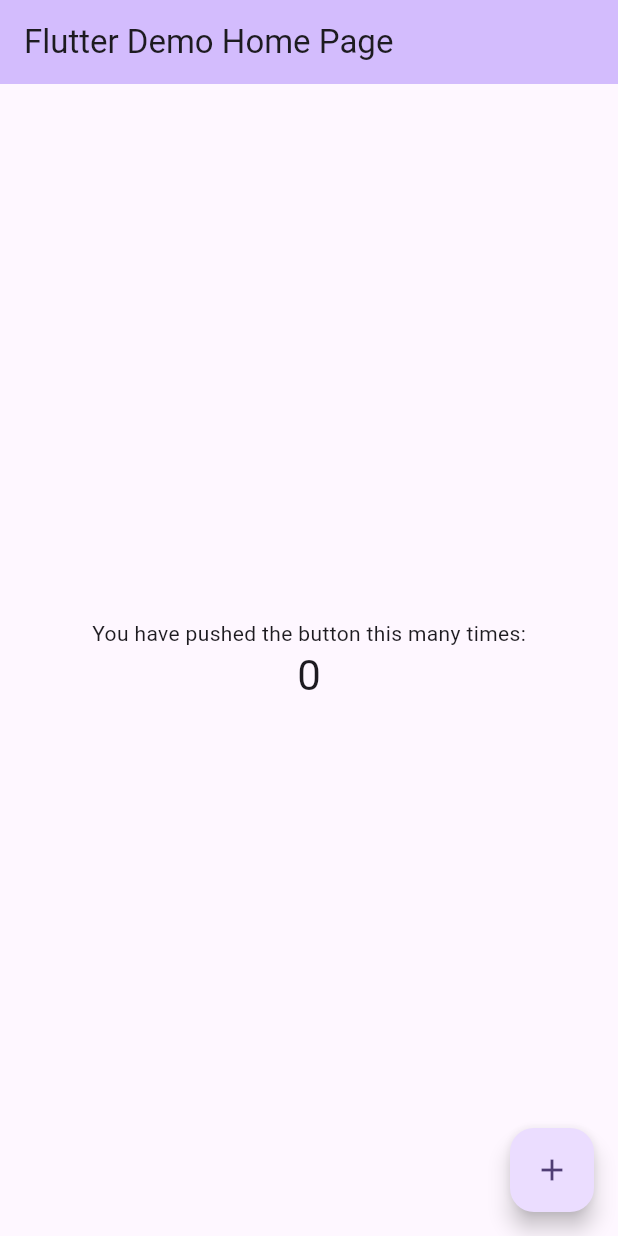
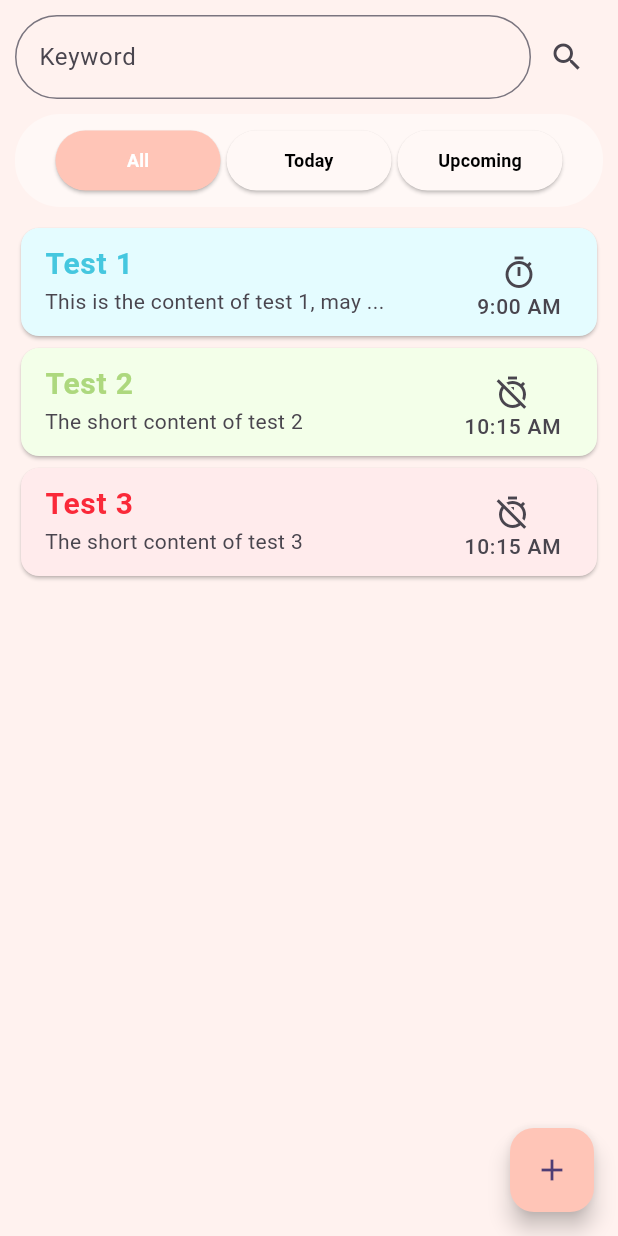
Before and after one commit to Nnhuy6935/TodoApp, a Flutter app: the screen it shows after launch, on a phone screen of 412 x 824 dp. Run offline on Flutter 3.47's test engine with Material 3 defaults, Android fonts, the phone set to English and light mode, and no system bars.

Commit message:
add home and add new task function

```diff
--- /dev/null
+++ b/lib/Components/ColorStyle.dart
@@ -0,0 +1,16 @@
+import 'package:flutter/material.dart';
+
+class Colorstyle {
+  Color bgColor = Color(0xfffff2ef);
+  Color btnColor = Color(0xffffc5b7);
+  Color btnLightColor = Color(0xfffff8f6);
+  Color highlightColor = Color(0xff7897f1);
+  Color textColor1 = Colors.white;
+  Color textColor2 = Colors.black;
+  Color doneTaskColor = Color(0xffadd87e);
+  Color doneTaskLightColor = Color(0xfff3ffe9);
+  Color upcommingTaskColor = Color(0xff45c7df);
+  Color upcommingTaskLightColor = Color(0xffe4fcff);
+  Color overdueTaskColor = Color(0xfffa2939);
+  Color overdueTaskLightColor = Color(0xffffebec);
+}
--- /dev/null
+++ b/lib/Components/HelperUtil.dart
@@ -0,0 +1,35 @@
+import 'dart:math';
+
+class Helperutil {
+  String convertDate(DateTime input){
+    String output = "";
+    DateTime today = DateTime.now();
+    if(input.year == today.year && input.month == today.month && input.day == today.day){
+      return "Today".toString();
+    }
+    if(input.year == today.year && input.month == today.month && input.day == today.day + 1){
+      return "Tomorrow".toString();
+    }
+    return input.year.toString() + "-" + input.month.toString().padLeft(2, '0') + "-" + input.day.toString().padLeft(2, '0');
+  }
+
+  int getNumberFromReminder(String reminder){
+    String number = reminder.substring(0, reminder.indexOf(" "));
+    return int.parse(number);
+  }
+  String convertToShortString(String input){
+    String output = "";
+    if(input.length > 35){
+      output = input.substring(0,35);
+      output += "...";
+    }else output = input;
+    return output;
+  }
+
+  String randomId(){
+    const characters = 'abcdefghijklmnopqrstuvwxyzABCDEFGHIJKLMNOPQRSTUVWXYZ0123456789';
+    Random random = Random();
+
+    return List.generate(10, (index) => characters[random.nextInt(characters.length)]).join();
+  }
+}
--- /dev/null
+++ b/lib/Model/ManageTaskState.dart
@@ -0,0 +1,50 @@
+import 'package:flutter/material.dart';
+import 'package:todo_app/Model/Task.dart';
+
+class ManageTask with ChangeNotifier{
+  List<Task> appData = [
+    Task("1298023","Test 1", "This is the content of test 1, may be it is too long for the test 1 but I think it's oke ", DateTime(2024,10,29,9,0), TimeOfDay(hour: 9,minute: 0), 15, StatusType.UPCOMING),
+    Task("2832332", "Test 2", "The short content of test 2", DateTime.now(), TimeOfDay(hour: 10, minute: 15), 0, StatusType.DONE),
+    Task("283dffe", "Test 3", "The short content of test 3", DateTime(2024,10,26,9,0), TimeOfDay(hour: 10, minute: 15), 0, StatusType.OVERDUE),
+
+  ];
+  void addNewTask(Task item){
+    appData.add(item);
+    notifyListeners();
+  }
+  List<Task> get() => appData;
+  List<Task> todayTasks(){
+    List<Task> output = [];
+    for(int i = 0; i < appData.length; ++i){
+      DateTime date = appData[i].taskDate;
+      DateTime current = DateTime.now();
+      if(date.day == current.day && date.month == current.month && date.year == current.year){
+        output.add(appData[i]);
+      }
+    }
+    // notifyListeners();
+    return output;
+  }
+
+  List<Task> upcomingTasks(){
+    List<Task> output = [];
+    for(int i = 0; i < appData.length; ++i){
+      DateTime date = appData[i].taskDate;
+      DateTime current = DateTime.now();
+      if(date.isAfter(current)){
+        output.add(appData[i]);
+      }
+    }
+    // notifyListeners();
+    return output;
+  }
+
+  List<Task> getTaskByFilter(int mode){
+    List<Task> output = [];
+    if(mode == 0)
+      return get();
+    if(mode == 1)
+      return todayTasks();
+    else return upcomingTasks();
+  }
+}
--- /dev/null
+++ b/lib/Model/Task.dart
@@ -0,0 +1,28 @@
+import 'package:flutter/material.dart';
+
+class Task{
+  late String taskId;
+  late String taskTitle;
+  late String taskDescription;
+  late DateTime taskDate;
+  late TimeOfDay taskTime;
+  late int taskReminder;
+  late StatusType taskStatus;
+  Task(String id, String title, String description, DateTime date, TimeOfDay hour, int remind, StatusType status){
+    this.taskId = id;
+    this.taskTitle = title;
+    this.taskDescription = description;
+    this.taskDate = date;
+    this.taskTime = hour;
+    this.taskReminder = remind;
+    this.taskStatus = status;
+
+  }
+}
+
+enum StatusType{
+  UPCOMING, DONE, OVERDUE
+}
+enum Mode{
+  ALL, TODAY, UPCOMING
+}
--- /dev/null
+++ b/lib/Views/homeScreen.dart
@@ -0,0 +1,208 @@
+import 'package:flutter/material.dart';
+import 'package:provider/provider.dart';
+import 'package:todo_app/Components/ColorStyle.dart';
+import 'package:todo_app/Components/HelperUtil.dart';
+import 'package:todo_app/Model/ManageTaskState.dart';
+import 'package:todo_app/Model/Task.dart';
+import 'package:todo_app/Views/newTask.dart';
+
+class HomeScreen extends StatefulWidget{
+  @override
+  State<StatefulWidget> createState() => _HomeState();
+}
+
+class _HomeState extends State<HomeScreen>{
+  Mode currentMode = Mode.ALL;
+  List<bool> buttonStatus = [true,false,false];
+  Color selectedButton = Colorstyle().btnColor;
+  Color unSelectedButton = Colorstyle().btnLightColor;
+  Color selectedText = Colorstyle().textColor1;
+  Color unselectedText = Colorstyle().textColor2;
+  List<Task> data = [];
+  int mode = 0;
+  @override
+  Widget build(BuildContext context) {
+    final taskModel = Provider.of<ManageTask>(context);
+    return Scaffold(
+      backgroundColor: Colorstyle().bgColor,
+      body: Center(
+        child: Padding(
+          padding: EdgeInsets.all(10),
+          child: Column(
+            crossAxisAlignment: CrossAxisAlignment.start,
+            children: [
+              //SEARCH AREA
+              Row(
+                children: [
+                  Expanded(
+                    child: TextField(
+                      obscureText: true,
+                      decoration: InputDecoration(
+                        border: OutlineInputBorder(
+                          borderSide: BorderSide(),
+                          borderRadius: BorderRadius.circular(40),
+                        ),
+                        labelText: "Keyword",
+                      ),
+                    ),
+                  ),
+                  IconButton(
+                    onPressed: (){},
+                    icon: Icon(Icons.search)
+                  )
+                ],
+              ),
+
+              //CATEGORY TASK BUTTONS
+              Container(
+                margin: EdgeInsets.only(top: 10, bottom: 10),
+                padding: EdgeInsets.only(top: 5, bottom: 5),
+                decoration: BoxDecoration(
+                  borderRadius: BorderRadius.circular(30),
+                  color: Colorstyle().btnLightColor,
+                ),
+                child: Row(
+                  mainAxisAlignment: MainAxisAlignment.center,
+                  children: [
+                    //BUTTON ALL
+                    Container(
+                      width: 110,
+                      margin: EdgeInsets.all(2),
+                      child: ElevatedButton(
+                        onPressed: (){
+                          setState(() {
+                            mode = 0;
+                            for(int i = 0 ; i < buttonStatus.length; ++i){
+                              if(i == 0)
+                                buttonStatus[i] = true;
+                              else buttonStatus[i] = false;
+                            }
+                          });
+                        },
+                        child: Text(
+                          "All",
+                          style: TextStyle(
+                            fontWeight: FontWeight.bold,
+                            fontSize: 12,
+                            color: buttonStatus[0] ? selectedText : unselectedText
+                          ),
+                        ),
+                        style: ElevatedButton.styleFrom(
+                          backgroundColor: buttonStatus[0] ? selectedButton : unSelectedButton,
+                        ),
+                      ),
+                    ),
+                    //BUTTON TODAY
+                    Container(
+                      width: 110,
+                      margin: EdgeInsets.all(2),
+                      child: ElevatedButton(
+                        onPressed: (){
+                          setState(() {
+                            mode = 1;
+                            for(int i = 0 ; i < buttonStatus.length; ++i){
+                              if(i == 1)
+                                buttonStatus[i] = true;
+                              else buttonStatus[i] = false;
+                            }
+                          });
+                        },
+                        child: Text(
+                          "Today",
+                          style: TextStyle(
+                            fontWeight: FontWeight.bold,
+                            fontSize: 12,
+                            color: buttonStatus[1] ? selectedText : unselectedText
+                          ),
+                        ),
+                        style: ElevatedButton.styleFrom(
+                          backgroundColor: buttonStatus[1] ? selectedButton : unSelectedButton,
+                        ),
+                      ),
+                    ),
+                    //BUTTON UPCOMING
+                    Container(
+                      width: 110,
+                      margin: EdgeInsets.all(2),
+                      child: ElevatedButton(
+                        onPressed: (){
+                          setState((){
+                            mode = 2;
+                            for(int i = 0 ; i < buttonStatus.length; ++i){
+                              if(i == 2)
+                                buttonStatus[i] = true;
+                              else buttonStatus[i] = false;
+                            }
+                          });
+                        },
+                        child: Text(
+                          "Upcoming",
+                          style: TextStyle(
+                            fontWeight: FontWeight.bold,
+                            fontSize: 12,
+                            color: buttonStatus[2] ? selectedText : unselectedText
+                          ),
+                        ),
+                        style: ElevatedButton.styleFrom(
+                          backgroundColor: buttonStatus[2] ? selectedButton : unSelectedButton,
+                        ),
+                      ),
+                    ),
+                  ],
+                ),
+              ),
+              // LIST NOTE
+              Expanded(
+                child: ListView.builder(
+                  // itemCount: data.length,
+                  itemCount: taskModel.getTaskByFilter(mode).length,
+                  itemBuilder: (BuildContext context, int index){
+                    final task = taskModel.getTaskByFilter(mode);
+                    return Card(
+                      color: (task[index].taskStatus == StatusType.DONE ? Colorstyle().doneTaskLightColor: (task[index].taskStatus == StatusType.OVERDUE ? Colorstyle().overdueTaskLightColor : Colorstyle().upcommingTaskLightColor)),
+                      child: ListTile(
+                        trailing: Container(
+                          margin: EdgeInsets.only(top: 10),
+                          child: Column(
+                          children: [
+                            Icon( (task[index].taskReminder != 0) ? Icons.timer_outlined : Icons.timer_off_outlined),
+                            Text(
+                              task[index].taskTime.format(context),
+                              style: TextStyle(
+                                fontSize: 14,
+                              ),
+                            ),
+                          ],
+                        ),
+                        ),
+                        title: Text(
+                          task[index].taskTitle,
+                          style: TextStyle(
+                            fontWeight: FontWeight.bold,
+                            fontSize: 20,
+                            color: task[index].taskStatus == StatusType.DONE ? Colorstyle().doneTaskColor: (task[index].taskStatus == StatusType.OVERDUE ? Colorstyle().overdueTaskColor : Colorstyle().upcommingTaskColor)
+                          ),
+                        ),
+                        subtitle: Text(Helperutil().convertToShortString(task[index].taskDescription)),
+                      ),
+                    );
+                  }
+                ),
+              ),
+            ],
+          ),
+        ),
+      ),
+      floatingActionButton: FloatingActionButton(
+        backgroundColor: selectedButton,
+        onPressed:(){
+          //NAVIGATE TO ADD NEW TASK SCREEN
+          Navigator.pushNamed(context, "/addnew");
+        },
+        child: Icon(Icons.add),
+      ),
+    );
+  }
+
+
+}
--- a/lib/main.dart
+++ b/lib/main.dart
@@ -1,7 +1,19 @@
 import 'package:flutter/material.dart';
+import 'package:provider/provider.dart';
+import 'package:todo_app/Model/ManageTaskState.dart';
+import 'package:todo_app/Views/homeScreen.dart';
+import 'package:todo_app/Views/newTask.dart';
 
 void main() {
-  runApp(const MyApp());
+  runApp(
+    // const MyApp()
+    MultiProvider(
+      providers: [
+        ChangeNotifierProvider(create: (_) => ManageTask())
+      ],
+      child: const MyApp(),
+    )
+  );
 }
 
 class MyApp extends StatelessWidget {
@@ -30,8 +42,15 @@ class MyApp extends StatelessWidget {
         // tested with just a hot reload.
         colorScheme: ColorScheme.fromSeed(seedColor: Colors.deepPurple),
         useMaterial3: true,
+
       ),
-      home: const MyHomePage(title: 'Flutter Demo Home Page'),
+      initialRoute: "/",
+      routes: {
+        "/" : (context) => HomeScreen(),
+        "/addnew" : (context) => NewTaskScreen(),
+      },
+      // home: NewTaskScreen()
+      // const MyHomePage(title: 'Flutter Demo Home Page'),
     );
   }
 }
--- a/pubspec.yaml
+++ b/pubspec.yaml
@@ -35,6 +35,7 @@ dependencies:
   # The following adds the Cupertino Icons font to your application.
   # Use with the CupertinoIcons class for iOS style icons.
   cupertino_icons: ^1.0.8
+  provider: ^6.1.2
 
 dev_dependencies:
   flutter_test:
```
Also changed, not shown: lib/Views/newTask.dart (added, +266 -0 lines), pubspec.lock.
